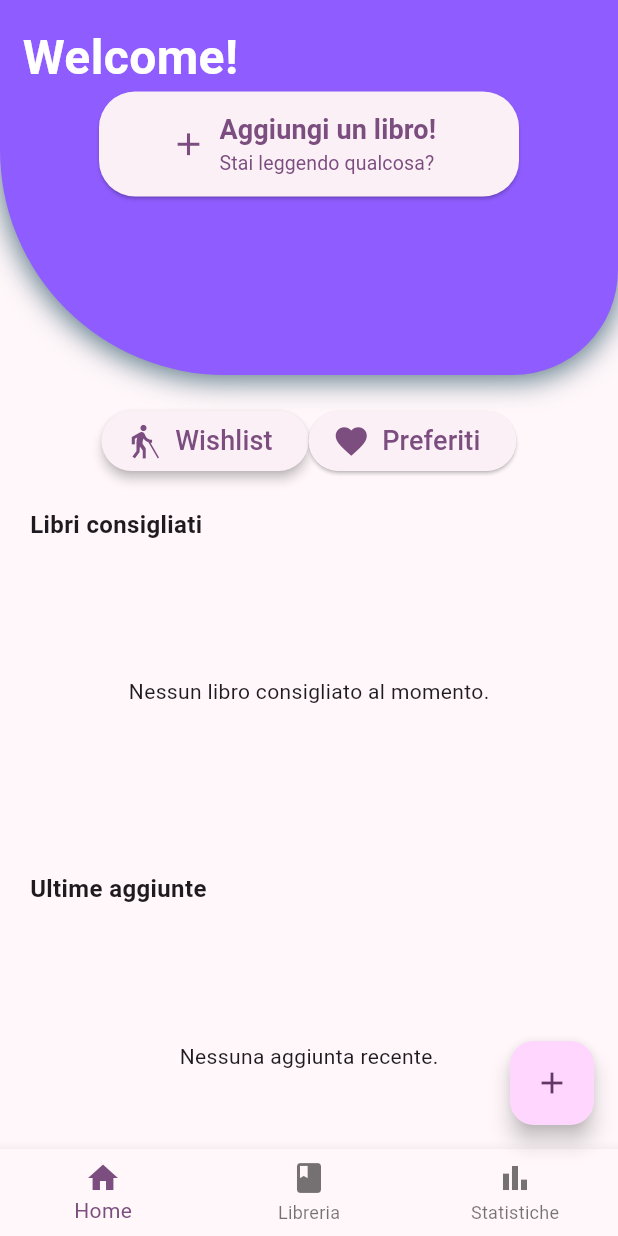
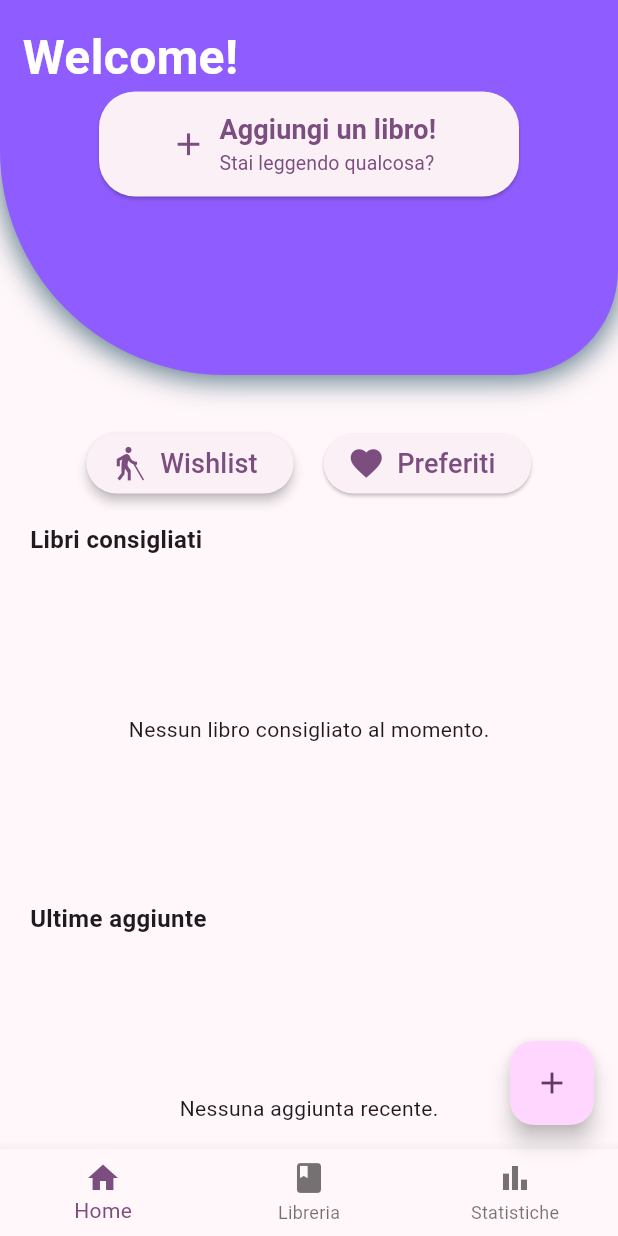
Before and after one commit to emanueletocci/Bibliotech, a Flutter app: the screen it shows after launch, on a phone screen of 412 x 824 dp. Run offline on Flutter 3.47's test engine with Material 3 defaults, Android fonts, the phone set to English and light mode, and no system bars; our stand-ins replace flutter_rating, image_picker, input_quantity, sqflite; accounts and stored records are empty.

Commit message:
aggiornamenti vari

```diff
--- a/lib/screens/home/homepage_view.dart
+++ b/lib/screens/home/homepage_view.dart
@@ -6,8 +6,7 @@ import '../../services/controllers/homepage_controller.dart';
 import 'package:provider/provider.dart';
 
 class HomeScreen extends StatefulWidget {
-  const HomeScreen({super.key, required this.title});
-  final String title;
+  const HomeScreen({super.key});
 
   @override
   State<HomeScreen> createState() => _HomeScreenState();
@@ -26,6 +25,7 @@ class _HomeScreenState extends State<HomeScreen> {
 
     return SingleChildScrollView(
       child: Column(
+        spacing: 15,
         children: <Widget>[
           _buildHeader(context),
           _buildBody(context, controller),
@@ -122,10 +122,12 @@ class _HomeScreenState extends State<HomeScreen> {
     return Padding(
       padding: const EdgeInsets.all(20.0),
       child: Column(
+        spacing: 15,
         crossAxisAlignment: CrossAxisAlignment.start,
         children: <Widget>[
           Center(
             child: Row(
+              spacing: 20,
               mainAxisAlignment: MainAxisAlignment.center,
               children: <Widget>[
                 ElevatedButton.icon(
@@ -155,7 +157,6 @@ class _HomeScreenState extends State<HomeScreen> {
               ],
             ),
           ),
-          const SizedBox(height: 20),
           const Text(
             "Libri consigliati",
             style: TextStyle(fontSize: 16, fontWeight: FontWeight.bold),
@@ -185,7 +186,6 @@ class _HomeScreenState extends State<HomeScreen> {
                           }).toList(),
                     ),
           ),
-          const SizedBox(height: 20),
           const Text(
             "Ultime aggiunte",
             style: TextStyle(fontSize: 16, fontWeight: FontWeight.bold),
--- a/lib/screens/main_view.dart
+++ b/lib/screens/main_view.dart
@@ -19,7 +19,7 @@ class _MainScreenState extends State<MainScreen> {
   int _selectedIndex = 0;
 
   final List<Widget> _pages = [
-    HomeScreen(title: "Homepage"),
+    HomeScreen(),
     Libreria(),
   ];
 
```
